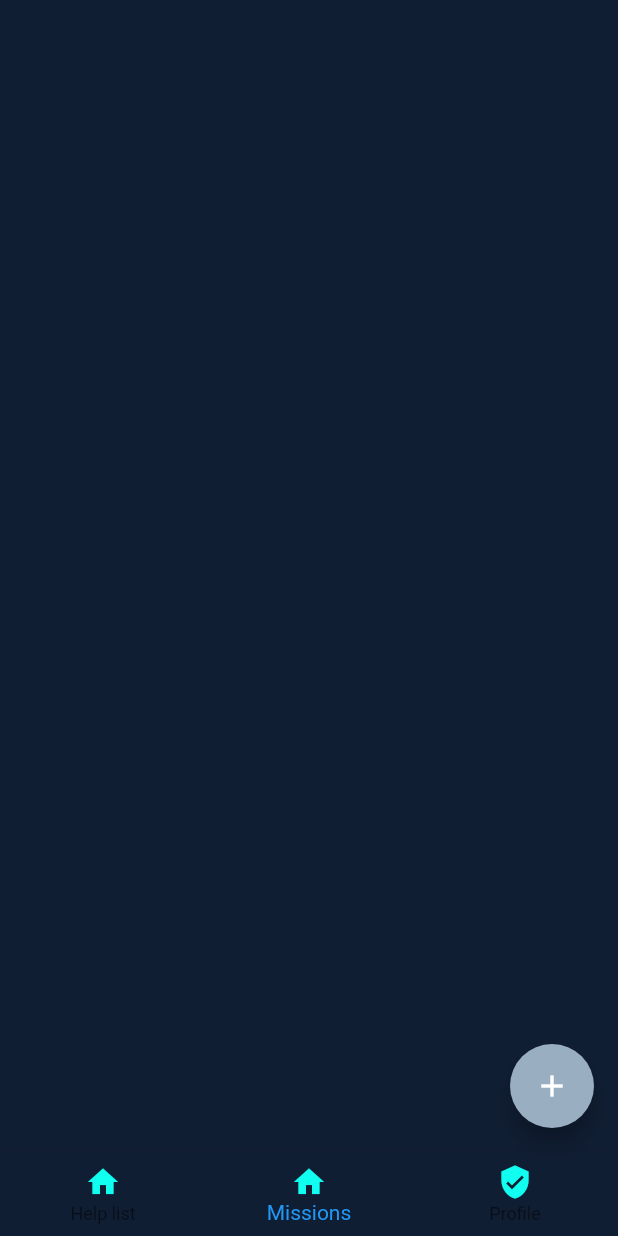
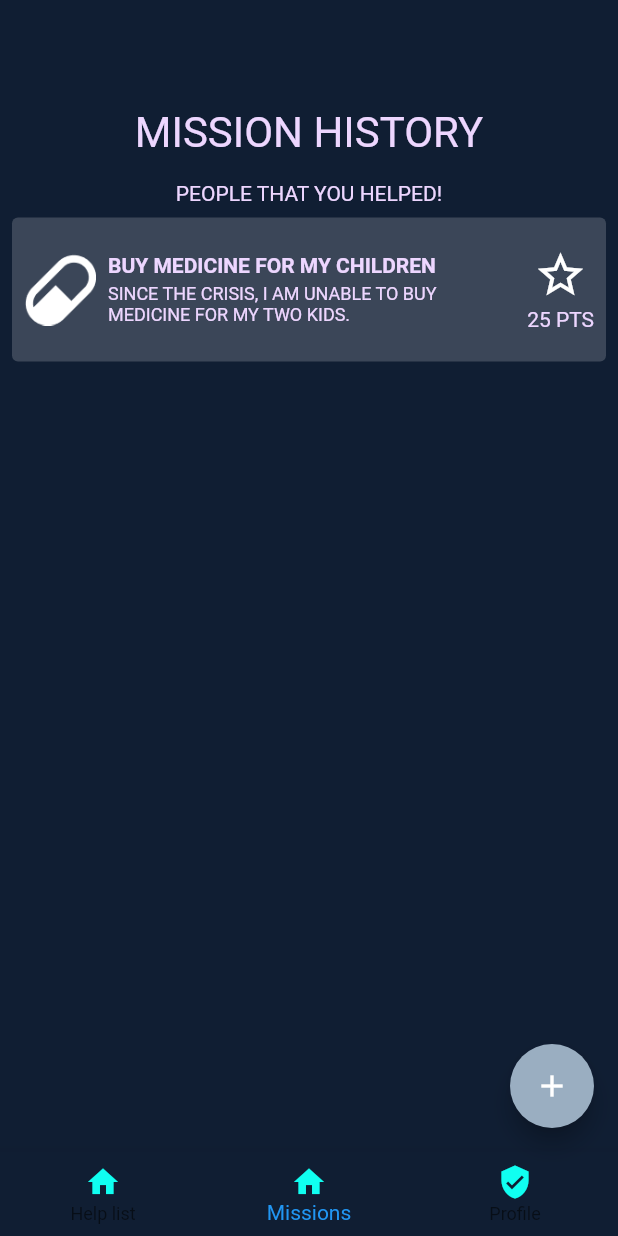
Before and after one commit to Alifyz/flutter-hackathon-2020, a Flutter app: the HelpListPage screen opened directly, item 2 of the bottom bar chosen, on a phone screen of 412 x 824 dp. Run offline on Flutter 3.47's test engine with Material 2 defaults, Android fonts, the phone set to English and light mode, and no system bars; our stand-ins replace flutter_swiper, google_fonts.

Commit message:
add: mission history tab

```diff
--- a/lib/commons/help_item.dart
+++ b/lib/commons/help_item.dart
@@ -8,11 +8,13 @@ class HelpItemWidget extends StatelessWidget {
     this.label,
     this.description,
     this.type,
+    this.points = 'New Mission',
   }) : super(key: key);
 
   final String label;
   final String description;
   final String type;
+  final String points;
 
   @override
   Widget build(BuildContext context) {
@@ -75,7 +77,7 @@ class HelpItemWidget extends StatelessWidget {
                         height: 4,
                       ),
                       Text(
-                        'New Mission',
+                        points,
                         style: TextStyle(color: ColorStyles.primaryTextColor),
                       )
                     ],
--- a/lib/models/application_model.dart
+++ b/lib/models/application_model.dart
@@ -3,6 +3,14 @@ import 'package:flutter_hackathon/models/request_model.dart';
 
 class ApplicationModel with ChangeNotifier {
   List requests = List<RequestModel>();
+  final completedMissions = [
+    RequestModel(
+      title: 'Buy medicine for my children',
+      description:
+          'Since the crisis, I am unable to buy medicine for my two kids.',
+      type: 'MEDICINE',
+    )
+  ];
 
   void addRequest(RequestModel model) {
     requests.add(model);
--- a/lib/pages/help_list_page.dart
+++ b/lib/pages/help_list_page.dart
@@ -89,6 +89,8 @@ class MainContent extends StatelessWidget {
 
   @override
   Widget build(BuildContext context) {
+    final _appState = Provider.of<ApplicationModel>(context);
+
     if (page == 0) {
       if (appState.requests.isEmpty) {
         return EmptyState();
@@ -96,7 +98,41 @@ class MainContent extends StatelessWidget {
         return HelpListWidget(appState: appState);
       }
     } else if (page == 1) {
-      return Container();
+      return Padding(
+        padding: const EdgeInsets.only(top: 56),
+        child: Center(
+          child: Column(
+            children: [
+              Padding(
+                padding: const EdgeInsets.all(16),
+                child: Text(
+                  'MISSION HISTORY',
+                  style: TypographyStyle.textTitleTheme,
+                ),
+              ),
+              Text(
+                'PEOPLE THAT YOU HELPED!',
+                style: TypographyStyle.defaultTextTheme,
+              ),
+              Expanded(
+                child: ListView.builder(
+                  itemCount: _appState.completedMissions.length,
+                  itemBuilder: (context, index) {
+                    RequestModel currentMission =
+                        _appState.completedMissions[index];
+                    return HelpItemWidget(
+                      type: currentMission.type,
+                      label: currentMission.title,
+                      description: currentMission.description,
+                      points: '25 PTS',
+                    );
+                  },
+                ),
+              )
+            ],
+          ),
+        ),
+      );
     } else {
       return ProfileWidget();
     }
```
